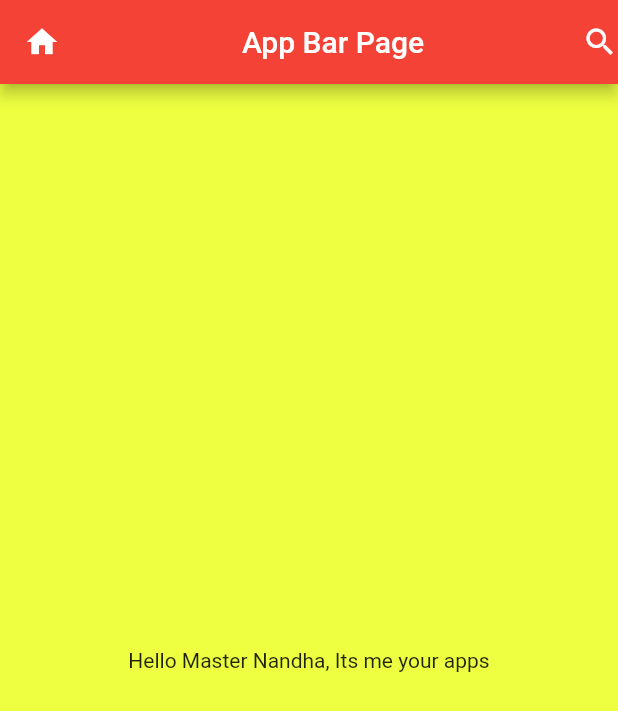
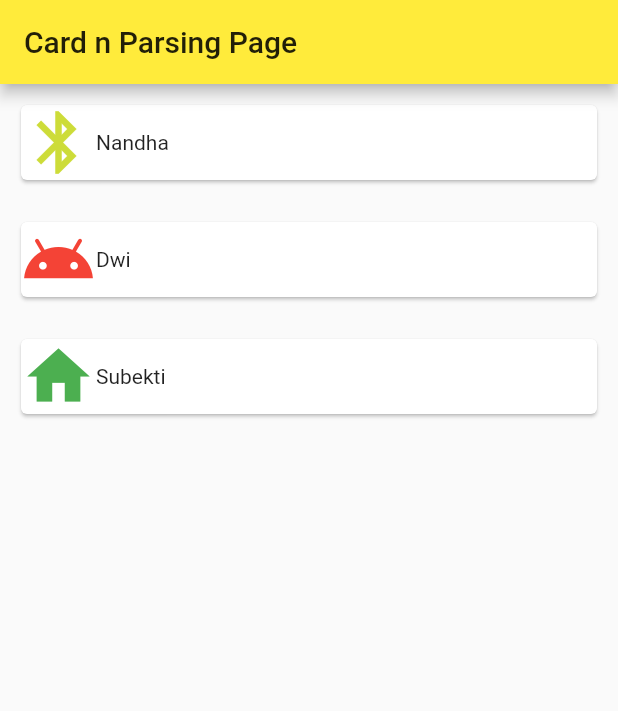
Before and after one commit to ndaciel/flutter_app1, a Flutter app: the screen it shows after launch, on a phone screen of 412 x 824 dp. Shown: the top 711 px of the screen. Run offline on Flutter 3.47's test engine with Material 2 defaults, Android fonts, the phone set to English and light mode, and no system bars.

Commit message:
youtube eps8

```diff
--- a/lib/main.dart
+++ b/lib/main.dart
@@ -1,6 +1,6 @@
 import 'package:flutter/material.dart';
 
-void main() => runApp(AppBarPage());
+void main() => runApp(CardParsing());
 
 class MyApp extends StatelessWidget {
   // This widget is the root of your application.
@@ -16,6 +16,67 @@ class MyApp extends StatelessWidget {
   }
 }
 
+class CardParsing extends StatelessWidget {
+  @override
+  Widget build(BuildContext context) {
+    return MaterialApp(
+      title: 'Card n Parsing',
+      theme: ThemeData(
+        primarySwatch: Colors.yellow,
+      ),
+      routes: <String,WidgetBuilder>{
+        '/HelloWorldPage' :(BuildContext context) => HelloWorldPage(),
+        '/MyApp' :(BuildContext context) => MyApp()
+      },
+      home : Scaffold(
+        appBar : AppBar(
+          title: Text("Card n Parsing Page"),
+        ),
+        body : Container(
+          child : Column(
+            crossAxisAlignment: CrossAxisAlignment.stretch,
+            children: <Widget>[
+              ViewCardSaya(lIcon: Icons.bluetooth,lText: "Nandha",lColor: Colors.lime,),
+              ViewCardSaya(lIcon: Icons.android,lText: "Dwi",lColor: Colors.red,),
+              ViewCardSaya(lIcon: Icons.home,lText: "Subekti",lColor: Colors.green,),
+            ],
+          ),
+
+        ),
+      ),
+    );
+  }
+
+}
+
+class ViewCardSaya extends StatelessWidget{
+  ViewCardSaya({this.lIcon,this.lText,this.lColor});
+  final IconData lIcon;
+  final String lText;
+  final Color lColor;
+  @override
+  Widget build(BuildContext context){
+    return Container(
+          padding: EdgeInsets.all(10.0),
+          child: Card(
+              child: InkWell(
+                  onTap: () => Navigator.of(context).pushNamed('/HelloWorldPage'),
+                  child:
+                  Row(
+                    children: <Widget>[
+                      Icon(lIcon,size: 50.0,color:lColor,),
+                      Text(lText)
+                    ],
+                  )
+              ),
+
+
+          ),
+    );
+  }
+
+}
+
 class HelloWorldPage extends StatelessWidget {
   @override
   Widget build(BuildContext context) {
@@ -24,13 +85,23 @@ class HelloWorldPage extends StatelessWidget {
       theme: ThemeData(
         primarySwatch: Colors.yellow,
       ),
-      //home: MyHomePage(title: 'Home Page'),
       home : Scaffold(
         appBar : AppBar(
           title: Text("Hello World Page"),
         ),
         body : Center(
-          child : Text("Hello Master Nandha, Its me your apps"),
+          child :
+          Row(
+            children: <Widget>[
+              Text("Hello Master Nandha, Its me your apps"),
+              RaisedButton(
+                child: Text("klik disini"),
+                onPressed: () => Navigator.of(context).pushNamed('/MyApp')
+              )
+            ],
+          )
+          ,
+
 
         ),
       ),
@@ -92,8 +163,29 @@ class AppBarPage extends StatelessWidget {
           title: Center( child : Text("App Bar Page")),
           actions: <Widget>[Icon(Icons.search)],
         ),
-        body : Center(
-          child : Text("Hello Master Nandha, Its me your apps"),
+        body : Container(
+          child : Column(
+            children: <Widget>[
+              Icon(Icons.android,
+                size:70.0,
+                color: Colors.red),
+
+              Row(children: <Widget>[
+                Icon(Icons.airplay,
+                    size:70.0,
+                    color: Colors.red),
+                Icon(Icons.airplay,
+                    size:70.0,
+                    color: Colors.red),
+                Icon(Icons.airplay,
+                    size:70.0,
+                    color: Colors.red),
+              ],),
+              Icon(Icons.pregnant_woman,
+                  size:70.0,
+                  color: Colors.red)
+            ],
+          ),
 
         ),
       ),
```
